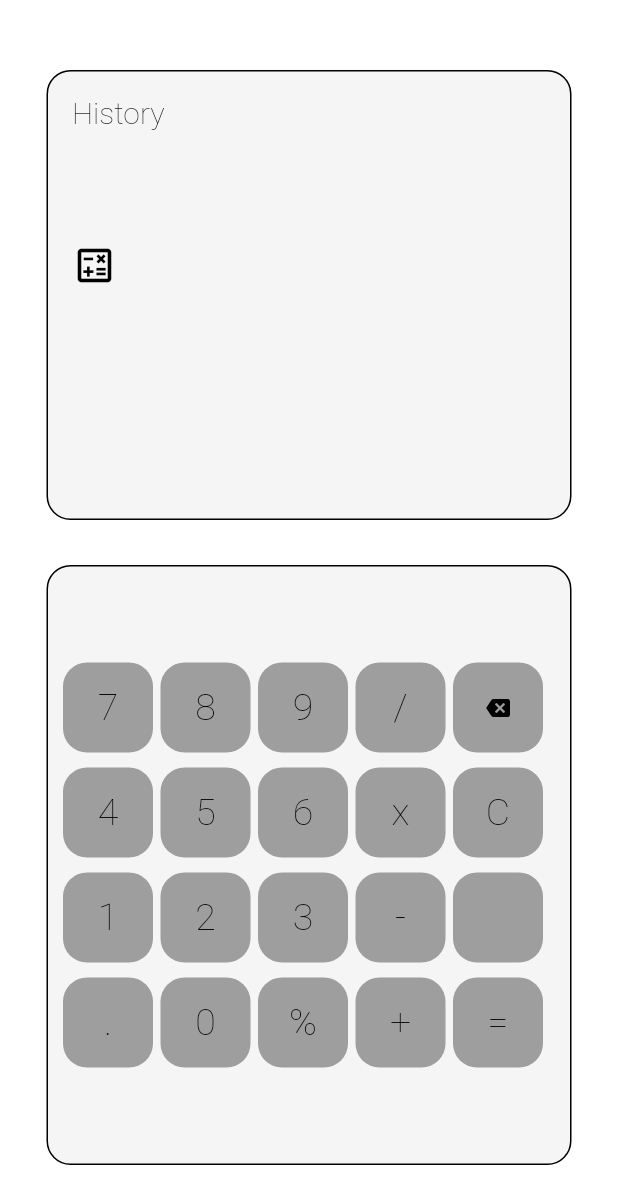
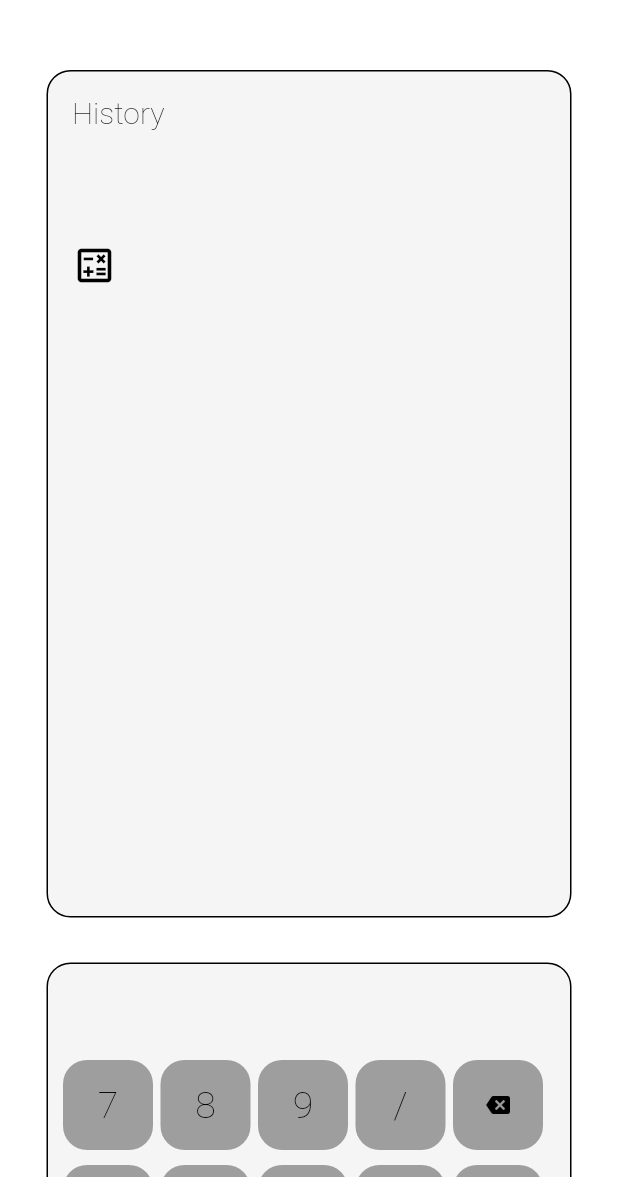
Before and after one commit to abhixv/A12CalculatorUI, a Flutter app: the screen it shows after launch, after a tap on the "calculate" icon, on a phone screen of 412 x 824 dp, the part 59-1236 px from its top. Run offline on Flutter 3.47's test engine with Material 2 defaults, Android fonts, the phone set to English and light mode, and no system bars; our stand-ins replace google_fonts, math_expressions.

Commit message:
Calculator: Fix Overflow

```diff
--- a/lib/pages/home_page.dart
+++ b/lib/pages/home_page.dart
@@ -12,7 +12,7 @@ class HomePage extends StatefulWidget {
 class _HomePageState extends State<HomePage> {
   String _exp = '';
   String _record = '';
-  double _height = 200;
+  double _height = 250;
   double _width = 350;
   String _history = '';
   String _displayText = '';
@@ -96,12 +96,14 @@ class _HomePageState extends State<HomePage> {
                         ),
                         Container(
                           alignment: Alignment.topRight,
+                          child: Flexible(
                             child: Text(
                               "$_history",
                               style: TextStyle(
                                 color: Theme.of(context).accentColor,
                                 fontSize: 40.0,
                                 fontWeight: FontWeight.w100,
+                              ),
                             ),
                           ),
                         ),
@@ -114,14 +116,14 @@ class _HomePageState extends State<HomePage> {
                             InkWell(
                               onTap: () {
                                 setState(() {
-                                  _height = 300;
+                                  _height = 600;
                                   _history = _record;
                                   _displayText = "History";
                                 });
                               },
-                              onLongPress: () {
+                              onDoubleTap: () {
                                 setState(() {
-                                  _height = 200;
+                                  _height = 250;
                                   _history = '';
                                   _displayText = '';
                                 });
@@ -132,12 +134,14 @@ class _HomePageState extends State<HomePage> {
                                 size: 30.0,
                               ),
                             ),
-                            Text(
+                            Flexible(
+                              child: Text(
                                 "$_exp",
                                 style: TextStyle(
                                   color: Theme.of(context).accentColor,
                                   fontSize: 40.0,
                                   fontWeight: FontWeight.w100,
+                                ),
                               ),
                             ),
                           ],
```
Lines whose indentation alone changed are shown as unchanged.
